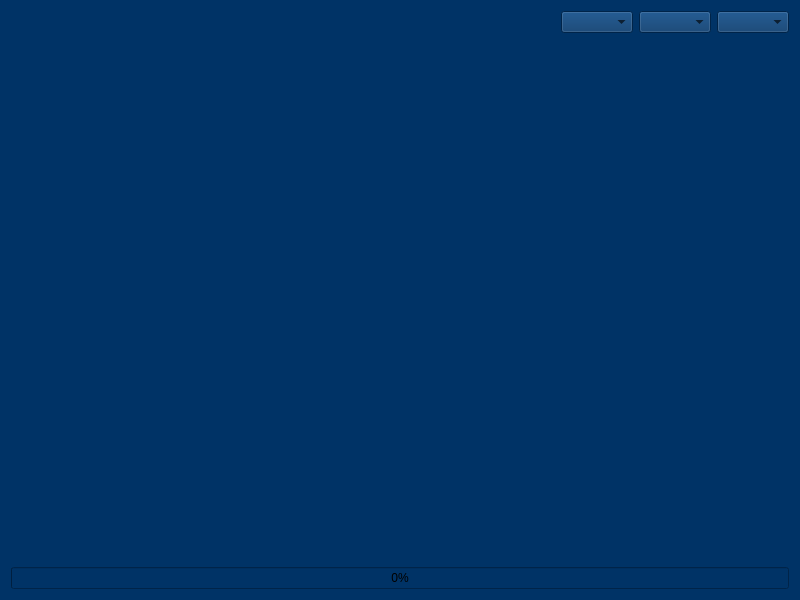
Qt form gui/definitions/statistics_dialog.ui (SilMon/NucDetect) before a commit.
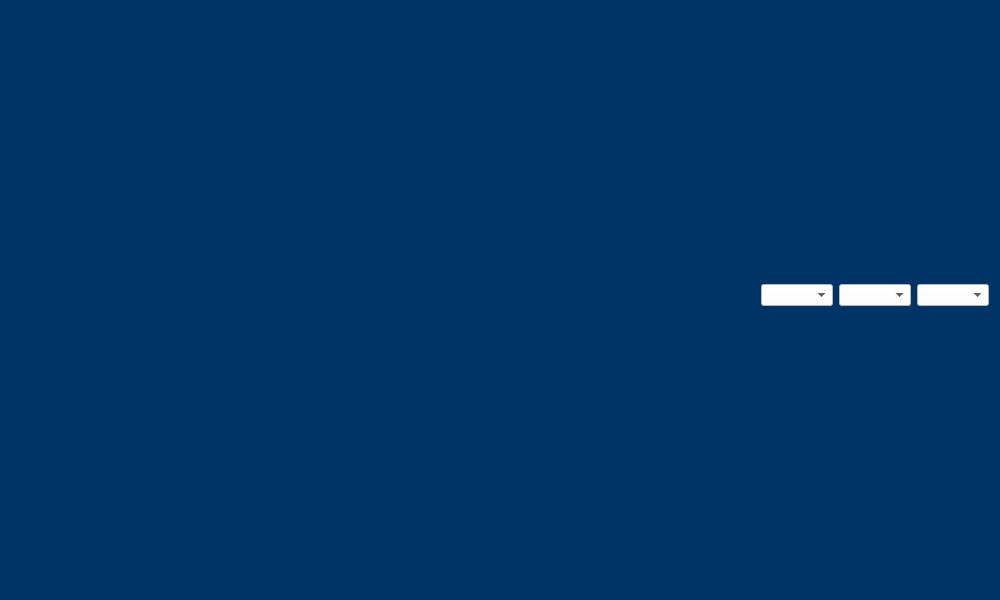
The same form after that commit.

Commit message: Reactivation of statistics window

Patch:
```diff
--- a/gui/definitions/statistics_dialog.ui
+++ b/gui/definitions/statistics_dialog.ui
@@ -6,13 +6,13 @@
    <rect>
     <x>0</x>
     <y>0</y>
-    <width>800</width>
+    <width>1000</width>
     <height>600</height>
    </rect>
   </property>
   <property name="minimumSize">
    <size>
-    <width>800</width>
+    <width>1000</width>
     <height>600</height>
    </size>
   </property>
@@ -57,6 +57,10 @@
 	background-color: rgb(0, 51, 102);
 }
 
+QComboBox{
+	background-color:white;
+}
+
 QTabWidget::pane{
 	background-color:  rgba(32, 52, 85 , 255);
 	border-style: solid;
@@ -99,7 +103,7 @@
   <property name="sizeGripEnabled">
    <bool>false</bool>
   </property>
-  <layout class="QVBoxLayout" name="verticalLayout_2">
+  <layout class="QVBoxLayout" name="verticalLayout_2" stretch="1,40">
    <item>
     <layout class="QHBoxLayout" name="horizontalLayout">
      <item>
@@ -126,39 +130,42 @@
      </item>
     </layout>
    </item>
-   <item>
-    <spacer name="verticalSpacer">
-     <property name="orientation">
-      <enum>Qt::Vertical</enum>
-     </property>
-     <property name="sizeHint" stdset="0">
-      <size>
-       <width>20</width>
-       <height>40</height>
-      </size>
-     </property>
-    </spacer>
-   </item>
    <item>
     <layout class="QHBoxLayout" name="horizontalLayout_3">
      <item>
-      <layout class="QVBoxLayout" name="vl_text"/>
+      <layout class="QVBoxLayout" name="vl_text">
+       <property name="leftMargin">
+        <number>15</number>
+       </property>
+       <property name="topMargin">
+        <number>5</number>
+       </property>
+       <property name="rightMargin">
+        <number>15</number>
+       </property>
+       <property name="bottomMargin">
+        <number>5</number>
+       </property>
+      </layout>
      </item>
      <item>
-      <layout class="QVBoxLayout" name="vl_data"/>
+      <layout class="QVBoxLayout" name="vl_data">
+       <property name="leftMargin">
+        <number>5</number>
+       </property>
+       <property name="topMargin">
+        <number>5</number>
+       </property>
+       <property name="rightMargin">
+        <number>5</number>
+       </property>
+       <property name="bottomMargin">
+        <number>5</number>
+       </property>
+      </layout>
      </item>
     </layout>
    </item>
-   <item>
-    <widget class="QProgressBar" name="prg_loading">
-     <property name="value">
-      <number>0</number>
-     </property>
-     <property name="alignment">
-      <set>Qt::AlignCenter</set>
-     </property>
-    </widget>
-   </item>
   </layout>
  </widget>
  <resources/>
```
The commit also changes 7 other files.
